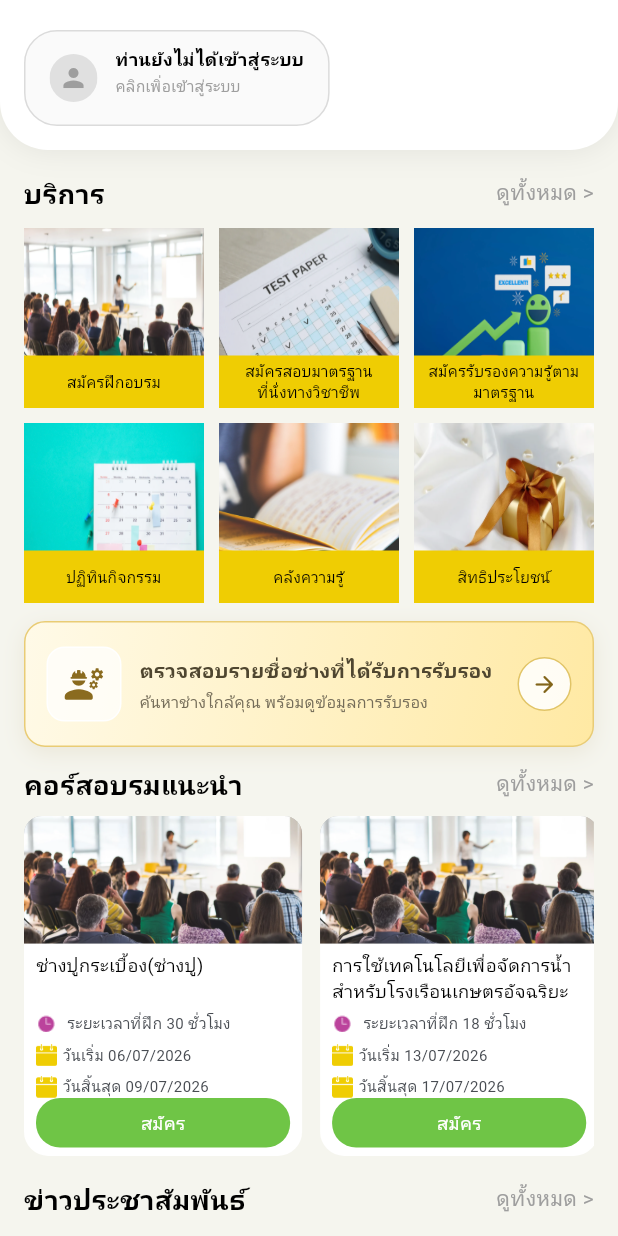
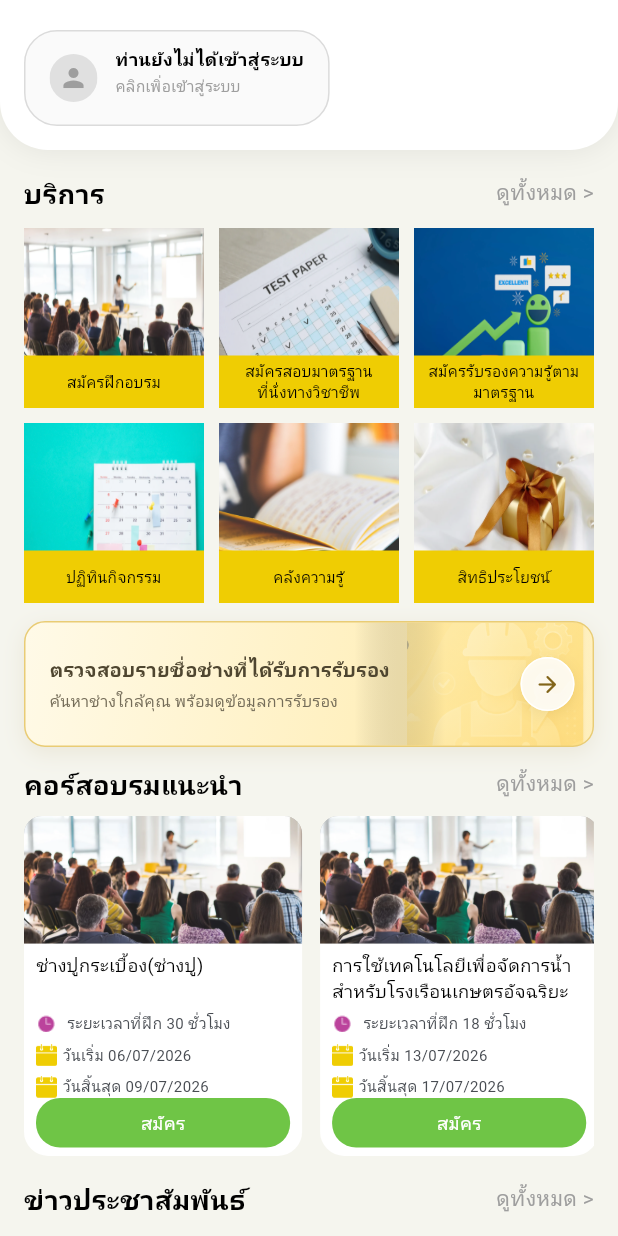
Before and after one commit to webuilddeveloper/dsd_2026_mobile, a Flutter app: the HomePage screen opened directly with empty values, on a phone screen of 412 x 824 dp. Run offline on Flutter 3.47's test engine with Material 3 defaults, Android fonts, the phone set to English and light mode, and no system bars; our stand-ins replace app_links, carousel_slider, dio, flutter_html, flutter_secure_storage, fluttertoast and 10 more; missing offline and left inert: background_downloader, flutter_line_sdk, screen_protector, syncfusion_flutter_core, syncfusion_flutter_pdfviewer; accounts and stored records are empty; network calls fail; Roboto replaces fonts that are missing (Kanit).

Commit message:
Update ค้นหาช่าง

```diff
--- a/lib/home.dart
+++ b/lib/home.dart
@@ -550,26 +550,52 @@ class HomePageState extends State<HomePage>
             ),
           ],
         ),
-        child: Padding(
-          padding: const EdgeInsets.symmetric(horizontal: 14, vertical: 12),
+        child: ClipRRect(
+          borderRadius: BorderRadius.circular(13),
+          child: Stack(
+            children: [
+              Positioned(
+                top: 0,
+                right: 0,
+                bottom: 0,
+                width: MediaQuery.sizeOf(context).width * .30,
+                child: ClipRect(
+                  child: Opacity(
+                    opacity: .30,
+                    child: Transform.scale(
+                      scale: 2.2,
+                      alignment: Alignment.centerRight,
+                      child: Image.asset(
+                        'assets/DSD/icon/bg_search.png',
+                        fit: BoxFit.cover,
+                        alignment: Alignment.centerRight,
+                      ),
+                    ),
+                  ),
+                ),
+              ),
+              Positioned.fill(
+                child: DecoratedBox(
+                  decoration: BoxDecoration(
+                    gradient: LinearGradient(
+                      begin: Alignment.centerLeft,
+                      end: Alignment.centerRight,
+                      stops: const [.58, .74, 1],
+                      colors: [
+                        Colors.transparent,
+                        const Color(0xFFFFE9A3).withOpacity(.36),
+                        const Color(0xFFFFE9A3).withOpacity(.08),
+                      ],
+                    ),
+                  ),
+                ),
+              ),
+              Padding(
+                padding: const EdgeInsets.fromLTRB(16, 10, 12, 10),
                 child: Row(
                   children: [
-              Container(
-                width: 50,
-                height: 50,
-                decoration: BoxDecoration(
-                  color: Colors.white.withOpacity(.72),
-                  borderRadius: BorderRadius.circular(12),
-                  border: Border.all(color: Colors.white),
-                ),
-                child: const Icon(
-                  Icons.engineering_rounded,
-                  size: 28,
-                  color: Color(0xFF8A6B1F),
-                ),
-              ),
-              const SizedBox(width: 12),
                     const Expanded(
+                      flex: 7,
                       child: Column(
                         mainAxisAlignment: MainAxisAlignment.center,
                         crossAxisAlignment: CrossAxisAlignment.start,
@@ -578,14 +604,14 @@ class HomePageState extends State<HomePage>
                             "ตรวจสอบรายชื่อช่างที่ได้รับการรับรอง",
                             style: TextStyle(
                               fontFamily: "Kanit",
-                        fontSize: 13.5,
+                              fontSize: 13,
                               fontWeight: FontWeight.w600,
                               color: Color(0xFF4F4630),
                             ),
-                      maxLines: 1,
+                            maxLines: 2,
                             overflow: TextOverflow.ellipsis,
                           ),
-                    SizedBox(height: 4),
+                          SizedBox(height: 3),
                           Text(
                             "ค้นหาช่างใกล้คุณ พร้อมดูข้อมูลการรับรอง",
                             style: TextStyle(
@@ -599,19 +625,36 @@ class HomePageState extends State<HomePage>
                         ],
                       ),
                     ),
-              const SizedBox(width: 10),
-              Container(
+                    Expanded(
+                      flex: 3,
+                      child: Align(
+                        alignment: Alignment.centerRight,
+                        child: Container(
                           width: 36,
                           height: 36,
                           decoration: BoxDecoration(
-                  color: Colors.white.withOpacity(.88),
+                            color: Colors.white.withOpacity(.86),
                             shape: BoxShape.circle,
-                  border: Border.all(color: const Color(0xFFE1C467)),
+                            border: Border.all(
+                              color: Colors.white.withOpacity(.94),
+                            ),
+                            boxShadow: [
+                              BoxShadow(
+                                color: const Color(0xFF80631A).withOpacity(.12),
+                                blurRadius: 8,
+                                offset: const Offset(0, 2),
+                              ),
+                            ],
                           ),
                           child: const Icon(
                             Icons.arrow_forward_rounded,
                             size: 18,
                             color: Color(0xFF82651A),
+                          ),
+                        ),
+                      ),
+                    ),
+                  ],
                 ),
               ),
             ],
```
Lines whose indentation alone changed are shown as unchanged.
